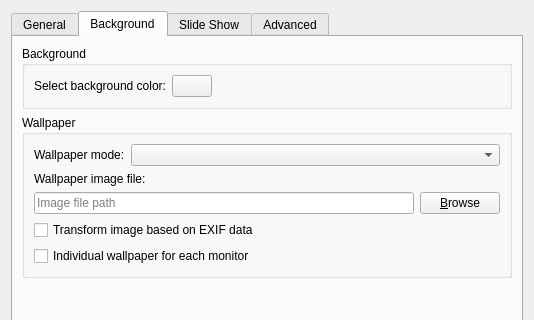
First picture: the form in pcmanfm/desktop-preferences.ui, repository lxqt/pcmanfm-qt, before the edit; both pictures show x 0 to 534 and y 0 to 320 of the 534 by 560 pixel window.
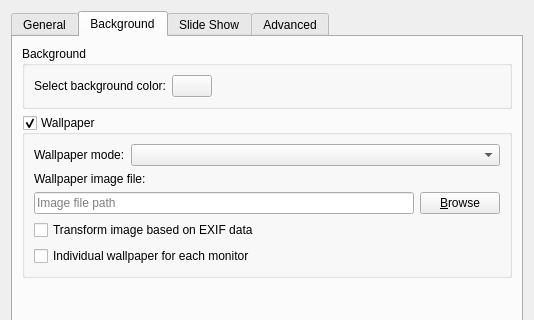
Second picture: the form after the edit. The open tabs and pages were chosen to show the change. Icons and pictures are not drawn. Custom widgets are drawn as their Qt base class.

Commit message: Desktop Prefs: Change combobox option "fill with color" to groupbox checkbox

The edit to the form file:
```diff
--- a/pcmanfm/desktop-preferences.ui
+++ b/pcmanfm/desktop-preferences.ui
@@ -372,6 +372,9 @@
          <property name="title">
           <string>Wallpaper</string>
          </property>
+         <property name="checkable">
+          <bool>true</bool>
+         </property>
          <layout class="QGridLayout" name="gridLayout_5">
           <item row="0" column="0">
            <widget class="QLabel" name="label">
```
Left out of the diff: 2 changed lines with no effect on the pictures. The commit also changes 1 other file.
